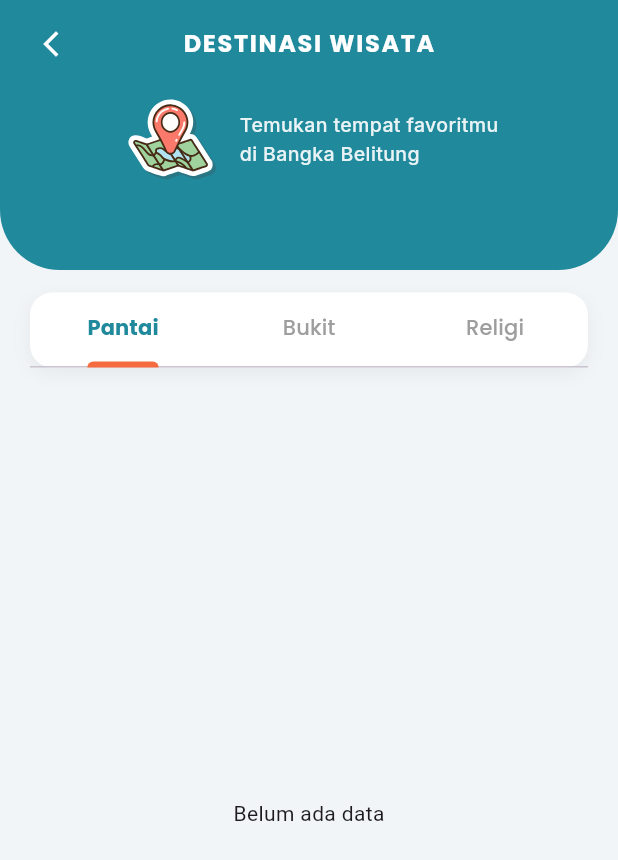
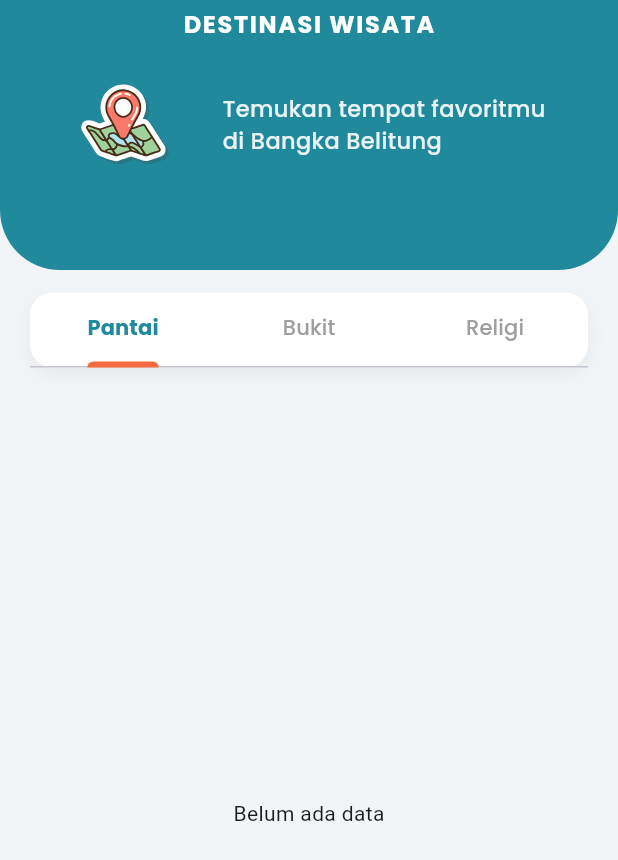
Before and after one commit to Recaudy/pariwisata-team, a Flutter app: the HomePageWidget screen opened directly, after a tap on "Pantai", on a phone screen of 412 x 824 dp. Shown: the top 860 px of the screen. Run offline on Flutter 3.47's test engine with Material 3 defaults, Android fonts, the phone set to English and light mode, and no system bars; our stand-ins replace cloud_firestore, firebase_auth, firebase_core, flutter_map, flutter_svg, google_fonts and 4 more; accounts and stored records are empty.

Commit message:
Revisi kode

```diff
--- a/lib/components/button_widget.dart
+++ b/lib/components/button_widget.dart
@@ -18,10 +18,7 @@ class ButtonWidget extends StatelessWidget {
           height: size.height / 12,
           decoration: BoxDecoration(
             borderRadius: BorderRadius.circular(15.0),
-            border: Border.all(
-              width: 1.0,
-              color: const Color(0xFF21899C),
-            ),
+            border: Border.all(width: 1.0, color: const Color(0xFF21899C)),
           ),
           child: Text(
             text,
--- a/lib/login/login_screen.dart
+++ b/lib/login/login_screen.dart
@@ -101,9 +101,7 @@ class _LoginScreenState extends State<LoginScreen> {
                   mainAxisAlignment: MainAxisAlignment.center,
                   crossAxisAlignment: CrossAxisAlignment.stretch,
                   children: [
-
-                    Image.asset('assets/images/Logo_apk.png', height: 140),
-
+                    Image.asset('assets/images/Logo_apk.png', height: 200),
                     const SizedBox(height: 10),
                     Center(
                       child: Text.rich(
--- a/lib/widget/home_page.dart
+++ b/lib/widget/home_page.dart
@@ -28,7 +28,6 @@ class _HomePageWidgetState extends State<HomePageWidget> {
   Widget build(BuildContext context) {
     return Scaffold(
       backgroundColor: Colors.white,
-      // Drawer harus terpasang di Scaffold agar bisa dipanggil
       drawer: const CustomDrawer(),
       appBar: AppBar(
         backgroundColor: Colors.white,
@@ -37,7 +36,6 @@ class _HomePageWidgetState extends State<HomePageWidget> {
         title: Row(
           mainAxisAlignment: MainAxisAlignment.spaceBetween,
           children: [
-            // MENGGUNAKAN BUILDER SUPAYA DRAWER BISA DIKLIK/DIBUKA
             Builder(
               builder: (context) => InkWell(
                 onTap: () => Scaffold.of(context).openDrawer(),
@@ -64,24 +62,22 @@ class _HomePageWidgetState extends State<HomePageWidget> {
                 crossAxisAlignment: CrossAxisAlignment.start,
                 children: [
                   const SizedBox(height: 10),
-
-                  // TAMBAHAN TEKS DESKRIPSI DI ATAS SEARCHING
                   Padding(
                     padding: const EdgeInsets.symmetric(horizontal: 20),
                     child: Column(
                       crossAxisAlignment: CrossAxisAlignment.start,
                       children: [
                         Text(
-                          "Halo Traveler,",
+                          "Halo Traveler",
                           style: GoogleFonts.poppins(
                             fontSize: 14,
                             color: Colors.black54,
                           ),
                         ),
                         Text(
-                          "Mau explore kemana hari ini?",
+                          "Jelajahi keindahan Bangka Belitung",
                           style: GoogleFonts.poppins(
-                            fontSize: 20,
+                            fontSize: 18,
                             fontWeight: FontWeight.bold,
                             color: primaryColor,
                           ),
@@ -90,7 +86,7 @@ class _HomePageWidgetState extends State<HomePageWidget> {
                     ),
                   ),
 
-                  const SizedBox(height: 10),
+                  const SizedBox(height: 20),
 
                   // 1. SEARCH BAR (MANUAL)
                   Padding(
@@ -115,7 +111,7 @@ class _HomePageWidgetState extends State<HomePageWidget> {
                         onChanged: (value) =>
                             setState(() => searchQuery = value.toLowerCase()),
                         decoration: InputDecoration(
-                          hintText: "Cari destinasi wisata...",
+                          hintText: "Cari destinasi wisata",
                           border: InputBorder.none,
                           prefixIcon: Icon(Icons.search, color: primaryColor),
                           suffixIcon: searchQuery.isNotEmpty
@@ -226,7 +222,7 @@ class _HomePageWidgetState extends State<HomePageWidget> {
                                   ),
                                 ),
                                 child: Column(
-                                  crossAxisAlignment: CrossAxisAlignment.start,
+                                  crossAxisAlignment: CrossAxisAlignment.center,
                                   children: [
                                     ClipRRect(
                                       borderRadius: BorderRadius.circular(15),
@@ -474,7 +470,6 @@ class _HomePageWidgetState extends State<HomePageWidget> {
                     ),
                   ),
 
-                  // 5. QUICK MENU (PERBAIKAN TAMPILAN - MANUAL LINIER)
                   const SizedBox(height: 25),
                   Padding(
                     padding: const EdgeInsets.symmetric(horizontal: 20),
@@ -497,28 +492,30 @@ class _HomePageWidgetState extends State<HomePageWidget> {
                               onTap: () => Navigator.push(
                                 context,
                                 MaterialPageRoute(
-                                    builder: (_) => const ChatPage()),
+                                  builder: (_) => const ChatPage(),
+                                ),
                               ),
                               child: Container(
-                                width:
-                                    MediaQuery.of(context).size.width * 0.27,
+                                width: MediaQuery.of(context).size.width * 0.27,
                                 child: Column(
                                   children: [
                                     Container(
                                       height: 60,
                                       width: 60,
                                       decoration: BoxDecoration(
-                                        color: const Color(0xFF21899C)
-                                            .withOpacity(0.1),
-                                        borderRadius:
-                                            BorderRadius.circular(15),
+                                        color: const Color(
+                                          0xFF21899C,
+                                        ).withOpacity(0.1),
+                                        borderRadius: BorderRadius.circular(15),
                                         boxShadow: [
                                           BoxShadow(
-      color:const Color(0xFF21899C).withOpacity(0.12),
+                                            color: const Color(
+                                              0xFF21899C,
+                                            ).withOpacity(0.12),
                                             blurRadius: 18,
                                             offset: const Offset(0, 8),
                                           ),
-                                            ]
+                                        ],
                                       ),
                                       child: const Icon(
                                         Icons.auto_awesome,
@@ -528,13 +525,14 @@ class _HomePageWidgetState extends State<HomePageWidget> {
                                     ),
                                     const SizedBox(height: 8),
                                     Text(
-                                      "Tanya AI",
+                                      "Assistant AI",
                                       textAlign: TextAlign.center,
                                       style: TextStyle(
                                         fontSize: 12,
                                         fontWeight: FontWeight.bold,
-                                        color: const Color(0xFF21899C)
-                                            .withOpacity(0.8),
+                                        color: const Color(
+                                          0xFF21899C,
+                                        ).withOpacity(0.8),
                                       ),
                                     ),
                                   ],
@@ -546,21 +544,21 @@ class _HomePageWidgetState extends State<HomePageWidget> {
                               onTap: () => Navigator.push(
                                 context,
                                 MaterialPageRoute(
-                                    builder: (_) => const MapsPage()),
+                                  builder: (_) => const MapsPage(),
+                                ),
                               ),
                               child: Container(
-                                width:
-                                    MediaQuery.of(context).size.width * 0.27,
+                                width: MediaQuery.of(context).size.width * 0.27,
                                 child: Column(
                                   children: [
                                     Container(
                                       height: 60,
                                       width: 60,
                                       decoration: BoxDecoration(
-                                        color:const Color(0xFF21899C)
-                                            .withOpacity(0.1),
-                                        borderRadius:
-                                            BorderRadius.circular(15),
+                                        color: const Color(
+                                          0xFF21899C,
+                                        ).withOpacity(0.1),
+                                        borderRadius: BorderRadius.circular(15),
                                       ),
                                       child: const Icon(
                                         Icons.map_outlined,
@@ -575,8 +573,9 @@ class _HomePageWidgetState extends State<HomePageWidget> {
                                       style: TextStyle(
                                         fontSize: 12,
                                         fontWeight: FontWeight.bold,
-                                        color: const Color(0xFF21899C)
-                                            .withOpacity(0.8),
+                                        color: const Color(
+                                          0xFF21899C,
+                                        ).withOpacity(0.8),
                                       ),
                                     ),
                                   ],
@@ -588,20 +587,21 @@ class _HomePageWidgetState extends State<HomePageWidget> {
                               onTap: () => Navigator.push(
                                 context,
                                 MaterialPageRoute(
-                                    builder: (_) => const WeatherPage()),
+                                  builder: (_) => const WeatherPage(),
+                                ),
                               ),
                               child: Container(
-                                width:
-                                    MediaQuery.of(context).size.width * 0.27,
+                                width: MediaQuery.of(context).size.width * 0.27,
                                 child: Column(
                                   children: [
                                     Container(
                                       height: 60,
                                       width: 60,
                                       decoration: BoxDecoration(
-                                        color: const Color(0xFF21899C).withOpacity(0.1),
-                                        borderRadius:
-                                            BorderRadius.circular(15),
+                                        color: const Color(
+                                          0xFF21899C,
+                                        ).withOpacity(0.1),
+                                        borderRadius: BorderRadius.circular(15),
                                       ),
                                       child: const Icon(
                                         Icons.wb_sunny_outlined,
@@ -616,7 +616,9 @@ class _HomePageWidgetState extends State<HomePageWidget> {
                                       style: TextStyle(
                                         fontSize: 12,
                                         fontWeight: FontWeight.bold,
-                                        color: const Color(0xFF21899C).withOpacity(0.8),
+                                        color: const Color(
+                                          0xFF21899C,
+                                        ).withOpacity(0.8),
                                       ),
                                     ),
                                   ],
@@ -632,8 +634,6 @@ class _HomePageWidgetState extends State<HomePageWidget> {
                 ],
               ),
             ),
-
-            // 6. SEARCH DROPDOWN OVERLAY (MANUAL - IMAGE DIHILANGKAN)
             if (searchQuery.isNotEmpty)
               Positioned(
                 top: 75,
--- a/lib/widget/wisata_tab_view_page.dart
+++ b/lib/widget/wisata_tab_view_page.dart
@@ -25,7 +25,6 @@ class WisataTabViewPage extends StatelessWidget {
         backgroundColor: const Color(0xFFF2F5F7),
         body: Column(
           children: [
-            // 1. HEADER MELENGKUNG MANUAL (Warna Teal Tua)
             Stack(
               children: [
                 Container(
@@ -49,17 +48,11 @@ class WisataTabViewPage extends StatelessWidget {
                           vertical: 5,
                         ),
                         child: Row(
-                          mainAxisAlignment: MainAxisAlignment.spaceBetween,
+                          mainAxisAlignment: MainAxisAlignment.center,
                           children: [
-                            IconButton(
-                              icon: const Icon(
-                                Icons.arrow_back_ios_new,
-                                color: Colors.white,
-                                size: 20,
-                              ),
-                              onPressed: () => Navigator.pop(context),
-                            ),
-                            Text(
+                          SizedBox(height: 15),
+                            Center(
+                              child: Text(
                                 "DESTINASI WISATA",
                                 style: GoogleFonts.poppins(
                                   color: Colors.white,
@@ -68,11 +61,11 @@ class WisataTabViewPage extends StatelessWidget {
                                   letterSpacing: 1.1,
                                 ),
                               ),
-                            const SizedBox(width: 48), // Penyeimbang
+                            ),// Penyeimbang
                           ],
                         ),
                       ),
-                      // Animasi Lottie & Subtitle
+                        SizedBox(height: 15),
                       Row(
                         mainAxisAlignment: MainAxisAlignment.center,
                         children: [
@@ -81,13 +74,15 @@ class WisataTabViewPage extends StatelessWidget {
                             height: 70,
                             repeat: true,
                           ),
-                          const SizedBox(width: 10),
+                          const SizedBox(width: 30),
+                          SizedBox(height: 40),
                           Flexible(
                             child: Text(
                               "Temukan tempat favoritmu\ndi Bangka Belitung",
-                              style: GoogleFonts.inter(
+                              textAlign: TextAlign.justify,
+                              style: GoogleFonts.poppins(
                                 color: Colors.white.withOpacity(0.9),
-                                fontSize: 13,
+                                fontSize: 15,
                                 fontWeight: FontWeight.w500,
                               ),
                             ),
```
Also changed, not shown: lib/widget/chat_bot_ai.dart (+9 -27 lines), lib/widget/cuaca_page.dart (+21 -1 lines), lib/widget/detail_page.dart (+110 -33 lines), lib/widget/profile_page.dart (+86 -34 lines). Lines whose indentation alone changed are shown as unchanged.
